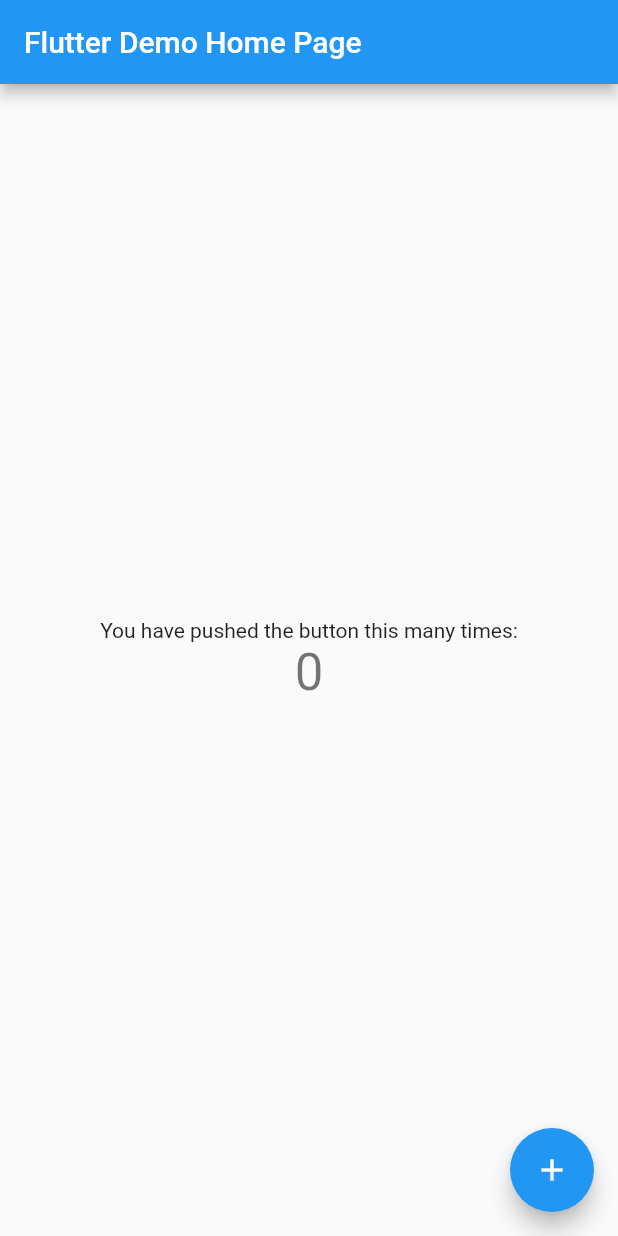
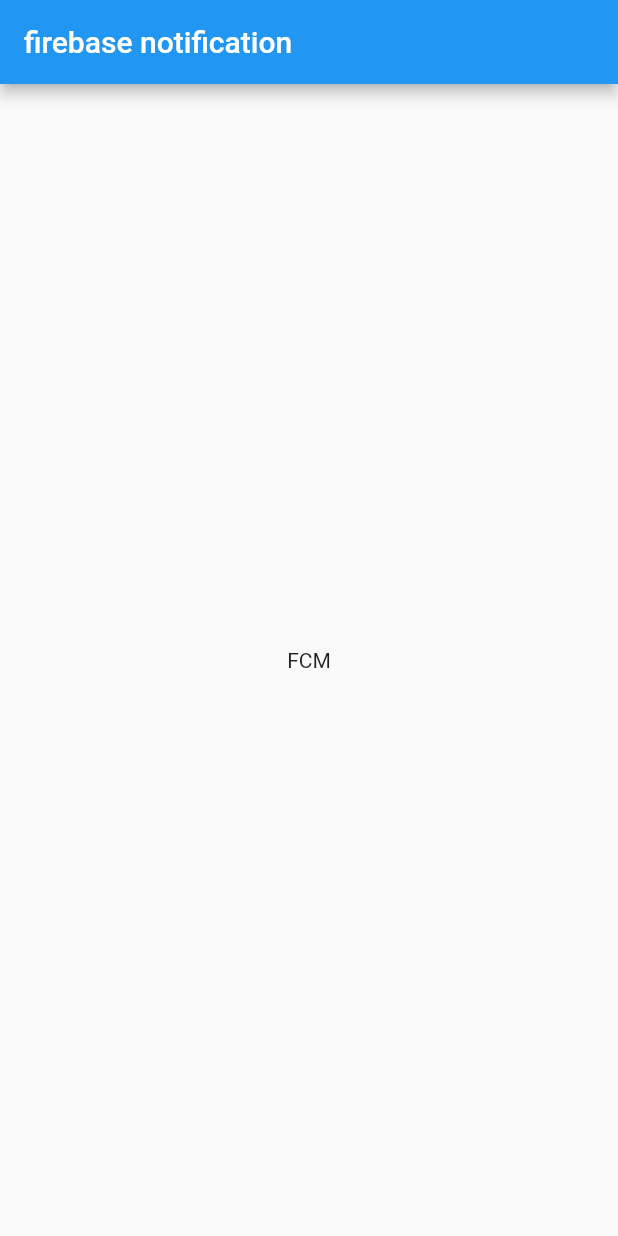
Before and after one commit to Roshannahak/firebase-notification, a Flutter app: the screen it shows after launch, on a phone screen of 412 x 824 dp. Run offline on Flutter 3.47's test engine with Material 2 defaults, Android fonts, the phone set to English and light mode, and no system bars.

Commit message:
firebase init

```diff
--- a/analysis_options.yaml
+++ b/analysis_options.yaml
@@ -7,7 +7,7 @@
 
 # The following line activates a set of recommended lints for Flutter apps,
 # packages, and plugins designed to encourage good coding practices.
-include: package:flutter_lints/flutter.yaml
+# include: package:flutter_lints/flutter.yaml
 
 linter:
   # The lint rules applied to this project can be customized in the
--- a/lib/main.dart
+++ b/lib/main.dart
@@ -1,115 +1,32 @@
 import 'package:flutter/material.dart';
 
 void main() {
-  runApp(const MyApp());
+  runApp(MaterialApp(
+    title: "FCM test app",
+    debugShowCheckedModeBanner: false,
+    home: HomeScreen(),
+  ));
 }
 
-class MyApp extends StatelessWidget {
-  const MyApp({Key? key}) : super(key: key);
+class HomeScreen extends StatefulWidget {
+  @override
+  State<StatefulWidget> createState() {
+    return _HomeScreen();
+  }
+}
 
-  // This widget is the root of your application.
+class _HomeScreen extends State<HomeScreen> {
   @override
   Widget build(BuildContext context) {
-    return MaterialApp(
-      title: 'Flutter Demo',
-      theme: ThemeData(
-        // This is the theme of your application.
-        //
-        // Try running your application with "flutter run". You'll see the
-        // application has a blue toolbar. Then, without quitting the app, try
-        // changing the primarySwatch below to Colors.green and then invoke
-        // "hot reload" (press "r" in the console where you ran "flutter run",
-        // or simply save your changes to "hot reload" in a Flutter IDE).
-        // Notice that the counter didn't reset back to zero; the application
-        // is not restarted.
-        primarySwatch: Colors.blue,
+    return Scaffold(
+      appBar: AppBar(
+        title: Text("firebase notification"),
       ),
-      home: const MyHomePage(title: 'Flutter Demo Home Page'),
+      body: Container(
+        height: double.infinity,
+        width: double.infinity,
+        child: Center(child: Text("FCM")),
+      ),
     );
   }
 }
-
-class MyHomePage extends StatefulWidget {
-  const MyHomePage({Key? key, required this.title}) : super(key: key);
-
-  // This widget is the home page of your application. It is stateful, meaning
-  // that it has a State object (defined below) that contains fields that affect
-  // how it looks.
-
-  // This class is the configuration for the state. It holds the values (in this
-  // case the title) provided by the parent (in this case the App widget) and
-  // used by the build method of the State. Fields in a Widget subclass are
-  // always marked "final".
-
-  final String title;
-
-  @override
-  State<MyHomePage> createState() => _MyHomePageState();
-}
-
-class _MyHomePageState extends State<MyHomePage> {
-  int _counter = 0;
-
-  void _incrementCounter() {
-    setState(() {
-      // This call to setState tells the Flutter framework that something has
-      // changed in this State, which causes it to rerun the build method below
-      // so that the display can reflect the updated values. If we changed
-      // _counter without calling setState(), then the build method would not be
-      // called again, and so nothing would appear to happen.
-      _counter++;
-    });
-  }
-
-  @override
-  Widget build(BuildContext context) {
-    // This method is rerun every time setState is called, for instance as done
-    // by the _incrementCounter method above.
-    //
-    // The Flutter framework has been optimized to make rerunning build methods
-    // fast, so that you can just rebuild anything that needs updating rather
-    // than having to individually change instances of widgets.
-    return Scaffold(
-      appBar: AppBar(
-        // Here we take the value from the MyHomePage object that was created by
-        // the App.build method, and use it to set our appbar title.
-        title: Text(widget.title),
-      ),
-      body: Center(
-        // Center is a layout widget. It takes a single child and positions it
-        // in the middle of the parent.
-        child: Column(
-          // Column is also a layout widget. It takes a list of children and
-          // arranges them vertically. By default, it sizes itself to fit its
-          // children horizontally, and tries to be as tall as its parent.
-          //
-          // Invoke "debug painting" (press "p" in the console, choose the
-          // "Toggle Debug Paint" action from the Flutter Inspector in Android
-          // Studio, or the "Toggle Debug Paint" command in Visual Studio Code)
-          // to see the wireframe for each widget.
-          //
-          // Column has various properties to control how it sizes itself and
-          // how it positions its children. Here we use mainAxisAlignment to
-          // center the children vertically; the main axis here is the vertical
-          // axis because Columns are vertical (the cross axis would be
-          // horizontal).
-          mainAxisAlignment: MainAxisAlignment.center,
-          children: <Widget>[
-            const Text(
-              'You have pushed the button this many times:',
-            ),
-            Text(
-              '$_counter',
-              style: Theme.of(context).textTheme.headline4,
-            ),
-          ],
-        ),
-      ),
-      floatingActionButton: FloatingActionButton(
-        onPressed: _incrementCounter,
-        tooltip: 'Increment',
-        child: const Icon(Icons.add),
-      ), // This trailing comma makes auto-formatting nicer for build methods.
-    );
-  }
-}
```
Also changed, not shown: pubspec.yaml (+0 -7 lines), pubspec.lock, 5 other files.
